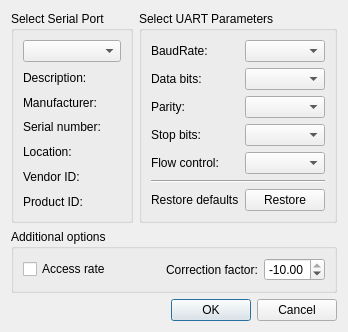
Old version of the form SynchroTimeApp/settingsdialog.ui in the repository SergejBre/SynchroTime.
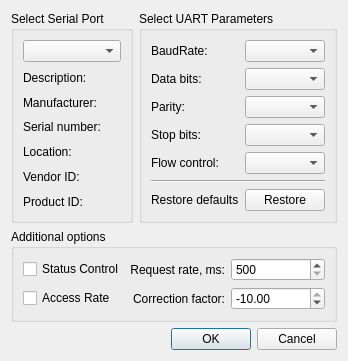
New version of the form. Icons and pictures are not drawn.

Commit message: Added a new feature - custom management of device status requests

The edit to the form file:
```diff
--- a/SynchroTimeApp/settingsdialog.ui
+++ b/SynchroTimeApp/settingsdialog.ui
@@ -9,70 +9,7 @@
    <iconset resource="synchrotime.qrc">
     <normaloff>:/images/settings.png</normaloff>:/images/settings.png</iconset>
   </property>
-  <layout class="QGridLayout" name="gridLayout_3">
-   <item row="3" column="0" colspan="2">
-    <layout class="QHBoxLayout" name="horizontalLayout">
-     <item>
-      <widget class="QDialogButtonBox" name="buttonBox">
-       <property name="standardButtons">
-        <set>QDialogButtonBox::Cancel|QDialogButtonBox::Ok</set>
-       </property>
-      </widget>
-     </item>
-    </layout>
-   </item>
-   <item row="2" column="0" colspan="2">
-    <widget class="QGroupBox" name="additionalOptionsGroupBox">
-     <property name="title">
-      <string>Additional options</string>
-     </property>
-     <layout class="QHBoxLayout" name="horizontalLayout_2">
-      <item>
-       <widget class="QCheckBox" name="accessRateCheckBox">
-        <property name="text">
-         <string>Access rate</string>
-        </property>
-       </widget>
-      </item>
-      <item>
-       <spacer name="horizontalSpacer">
-        <property name="orientation">
-         <enum>Qt::Horizontal</enum>
-        </property>
-        <property name="sizeHint" stdset="0">
-         <size>
-          <width>40</width>
-          <height>20</height>
-         </size>
-        </property>
-       </spacer>
-      </item>
-      <item>
-       <widget class="QLabel" name="faktorLabel">
-        <property name="text">
-         <string>Correction factor:</string>
-        </property>
-       </widget>
-      </item>
-      <item>
-       <widget class="QDoubleSpinBox" name="factorDoubleSpinBox">
-        <property name="toolTip">
-         <string>Correction factor between frequency deviation and Aging register value.</string>
-        </property>
-        <property name="minimum">
-         <double>-16.000000000000000</double>
-        </property>
-        <property name="maximum">
-         <double>-10.000000000000000</double>
-        </property>
-        <property name="singleStep">
-         <double>0.100000000000000</double>
-        </property>
-       </widget>
-      </item>
-     </layout>
-    </widget>
-   </item>
+  <layout class="QGridLayout" name="gridLayout_0">
    <item row="0" column="1">
     <widget class="QGroupBox" name="parametersBox">
      <property name="title">
@@ -153,6 +90,89 @@
      </layout>
     </widget>
    </item>
+   <item row="2" column="0" colspan="2">
+    <widget class="QGroupBox" name="additionalOptionsGroupBox">
+     <property name="title">
+      <string>Additional options</string>
+     </property>
+     <layout class="QGridLayout" name="gridLayout_3">
+      <item row="0" column="1">
+       <widget class="QLabel" name="requestRateLabel">
+        <property name="text">
+         <string>Request rate, ms:</string>
+        </property>
+        <property name="alignment">
+         <set>Qt::AlignRight|Qt::AlignTrailing|Qt::AlignVCenter</set>
+        </property>
+       </widget>
+      </item>
+      <item row="0" column="3">
+       <widget class="QSpinBox" name="requestRateSpinBox">
+        <property name="minimum">
+         <number>500</number>
+        </property>
+        <property name="maximum">
+         <number>10000</number>
+        </property>
+        <property name="singleStep">
+         <number>100</number>
+        </property>
+       </widget>
+      </item>
+      <item row="1" column="0">
+       <widget class="QCheckBox" name="accessRateCheckBox">
+        <property name="text">
+         <string>Access Rate</string>
+        </property>
+       </widget>
+      </item>
+      <item row="0" column="0">
+       <widget class="QCheckBox" name="statusControlCheckBox">
+        <property name="text">
+         <string>Status Control</string>
+        </property>
+       </widget>
+      </item>
+      <item row="1" column="3">
+       <widget class="QDoubleSpinBox" name="factorDoubleSpinBox">
+        <property name="toolTip">
+         <string>Correction factor between frequency deviation and Aging register value.</string>
+        </property>
+        <property name="minimum">
+         <double>-16.000000000000000</double>
+        </property>
+        <property name="maximum">
+         <double>-10.000000000000000</double>
+        </property>
+        <property name="singleStep">
+         <double>0.100000000000000</double>
+        </property>
+       </widget>
+      </item>
+      <item row="1" column="1">
+       <widget class="QLabel" name="faktorLabel">
+        <property name="text">
+         <string>Correction factor:</string>
+        </property>
+        <property name="alignment">
+         <set>Qt::AlignRight|Qt::AlignTrailing|Qt::AlignVCenter</set>
+        </property>
+       </widget>
+      </item>
+     </layout>
+    </widget>
+   </item>
+   <item row="3" column="0" colspan="2">
+    <layout class="QHBoxLayout" name="horizontalLayout">
+     <item>
+      <widget class="QDialogButtonBox" name="buttonBox">
+       <property name="standardButtons">
+        <set>QDialogButtonBox::Cancel|QDialogButtonBox::Ok</set>
+       </property>
+      </widget>
+     </item>
+    </layout>
+   </item>
    <item row="0" column="0">
     <widget class="QGroupBox" name="selectBox">
      <property name="title">
```
Left out of the diff: 2 changed lines with no effect on the pictures. The commit also changes 5 other files.
